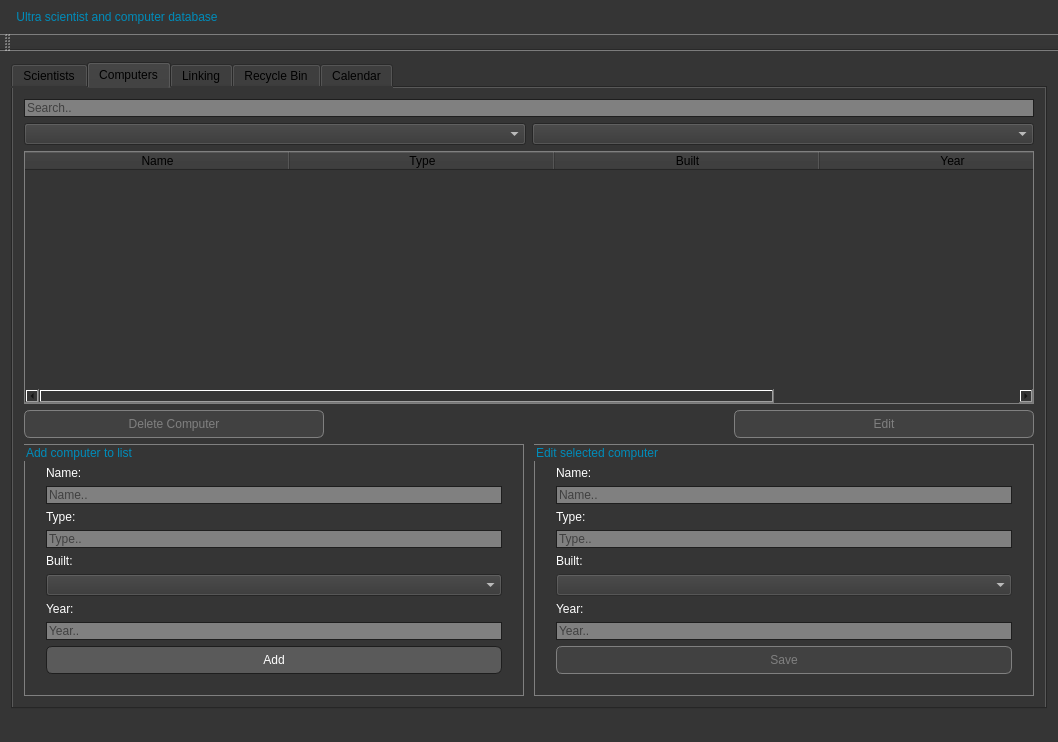
First picture: the form in VerklegtNamskeidH3/mainwindow.ui, repository Eytor/VerklegtNamskeid, before the edit.
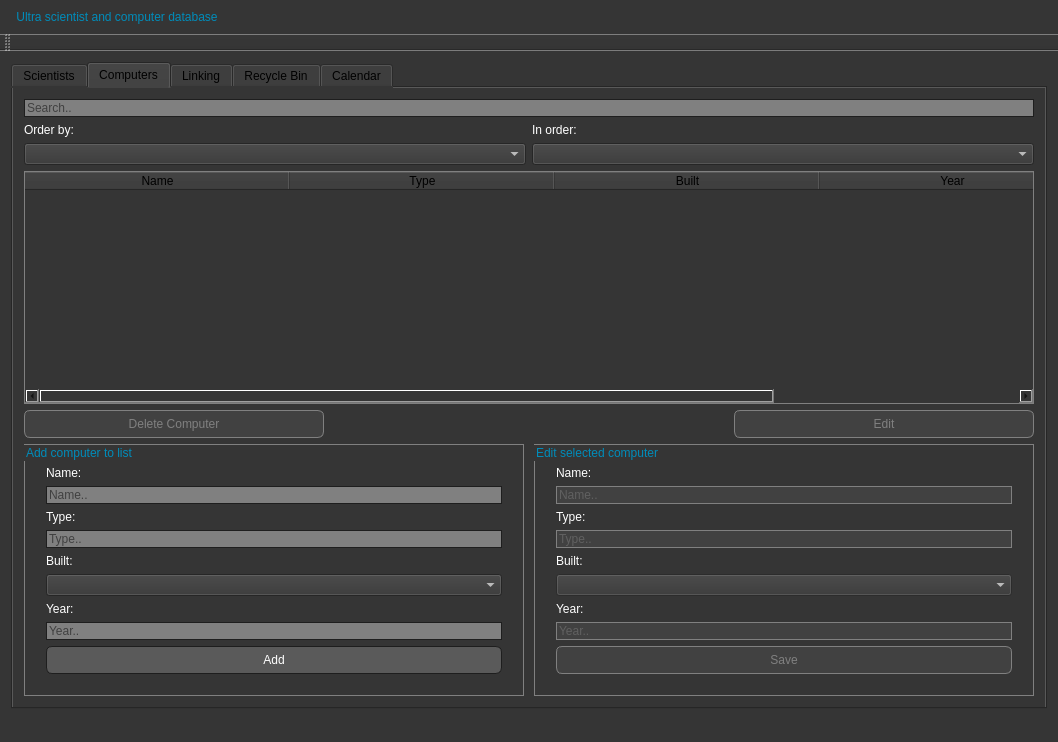
Second picture: the form after the edit. The open tabs and pages were chosen to show the change.

Commit message: lineinput greyed out when not enabled

The edit to the form file:
```diff
--- a/VerklegtNamskeidH3/mainwindow.ui
+++ b/VerklegtNamskeidH3/mainwindow.ui
@@ -184,6 +184,11 @@
 background-color:rgb(75, 75, 75);
 border: 1px solid #008CBA ;
 }
+QLineEdit:!enabled{
+border:  1px solid grey;
+color:grey;
+background-color:rgb(65, 65, 65)
+}
 
 QPushButton{
   font-size: 12px;
@@ -720,6 +725,24 @@
           </property>
          </widget>
         </item>
+        <item>
+         <layout class="QHBoxLayout" name="horizontalLayout_3">
+          <item>
+           <widget class="QLabel" name="label_7">
+            <property name="text">
+             <string>Order by:</string>
+            </property>
+           </widget>
+          </item>
+          <item>
+           <widget class="QLabel" name="label_6">
+            <property name="text">
+             <string>In order:</string>
+            </property>
+           </widget>
+          </item>
+         </layout>
+        </item>
         <item>
          <layout class="QHBoxLayout" name="horizontalLayout_13">
           <item>
```
Left out of the diff: 20 changed lines with no effect on the pictures.
